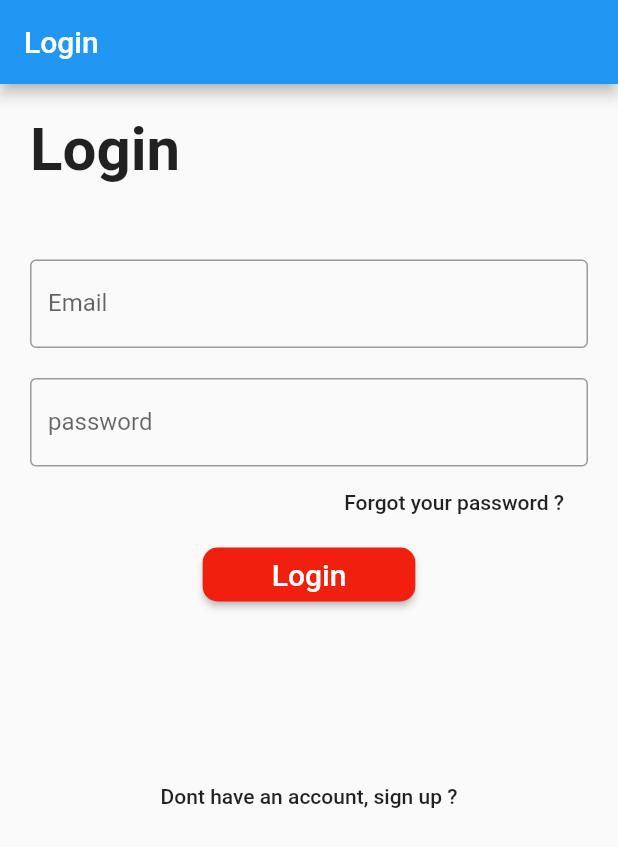
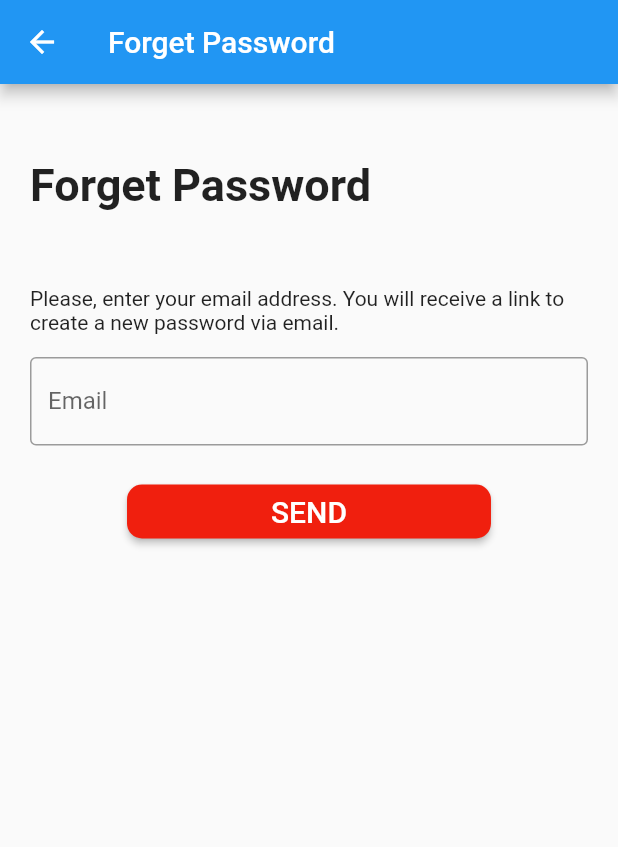
Before and after one commit to AhmedQotbAhmed/qfecommerce, a Flutter app: the screen it shows after launch, after a tap on "Forgot your password ?", on a phone screen of 412 x 824 dp. Shown: the top 847 px of the screen. Run offline on Flutter 3.47's test engine with Material 2 defaults, Android fonts, the phone set to English and light mode, and no system bars; our stand-ins replace animated_splash_screen, page_transition.

Commit message:
Home screen , sign up and the login screen

```diff
--- /dev/null
+++ b/lib/ForgotPassScreen.dart
@@ -0,0 +1,74 @@
+import 'package:flutter/material.dart';
+
+class ForgotPassScreen extends StatelessWidget {
+  @override
+  Widget build(BuildContext context) {
+    return Scaffold(
+      appBar: AppBar(
+        title: Text('Forget Password '),
+      ),
+      body: Container(
+        child: Padding(
+          padding: const EdgeInsets.symmetric(vertical: 30.0),
+          child: SingleChildScrollView(
+
+            child: Container(
+              color: Color(0xF9F9F9),
+              child: Padding(
+                padding: const EdgeInsets.all(20.0),
+                child: Column(
+                  crossAxisAlignment: CrossAxisAlignment.start,
+                  mainAxisSize: MainAxisSize.max,
+                  children: [
+                    Text(
+                      'Forget Password',
+                      style: TextStyle(fontSize: 30.0, fontWeight: FontWeight.bold),
+                    ),
+                    SizedBox(
+                      height: 50.0,
+                    ),
+                    Text(
+                        'Please, enter your email address. You will receive a link to create a new password via email.'),
+                    SizedBox(
+                      height: 15.0,
+                    ),
+                    TextFormField(
+                      decoration: InputDecoration(
+                        labelText: 'Email',
+                        fillColor: Color(0XFFFFFF),
+                        border: OutlineInputBorder(),
+                      ),
+                    ),
+                    SizedBox(
+                      height: 20.0,
+                    ),
+
+
+                    Align(
+                      alignment: AlignmentDirectional.center,
+                      child: ElevatedButton(
+                        style: ButtonStyle(
+                            backgroundColor: MaterialStateProperty.all(
+                                Color.fromARGB(255, 240, 31, 14)),
+                            shape: MaterialStateProperty.all(RoundedRectangleBorder(
+                                borderRadius: BorderRadius.circular(10.0)))),
+                        onPressed: () {},
+                        child: Padding(
+                          padding: const EdgeInsets.symmetric(horizontal: 80.0),
+                          child: Text(
+                            'SEND',
+                            style: TextStyle(fontSize: 20.0, color: Colors.white),
+                          ),
+                        ),
+                      ),
+                    )
+                  ],
+                ),
+              ),
+            ),
+          ),
+        ),
+      ),
+    );
+  }
+}
--- a/lib/LoginScreen.dart
+++ b/lib/LoginScreen.dart
@@ -1,88 +1,127 @@
 import 'package:flutter/material.dart';
+
+import 'ForgotPassScreen.dart';
+import 'HomePageScreen.dart';
+import 'SignUpScreen.dart';
+
 class LoginScreen extends StatefulWidget {
-
   @override
   _LoginScreenState createState() => _LoginScreenState();
 }
 
 class _LoginScreenState extends State<LoginScreen> {
-  var email ='';
-  var password ='';
+  var email = '';
+  var password = '';
 
   @override
   Widget build(BuildContext context) {
     return Scaffold(
-      appBar:AppBar(
+      appBar: AppBar(
         title: Text('Login'),
-    ) ,
+      ),
       body: Container(
-    color:  Color(0xF9F9F9),
+        color: Color(0xF9F9F9),
         child: Padding(
           padding: const EdgeInsets.all(20.0),
+          child: Center(
+            child: SingleChildScrollView(
               child: Column(
                 crossAxisAlignment: CrossAxisAlignment.start,
                 mainAxisSize: MainAxisSize.max,
                 children: [
-
-            Text('Login',style:TextStyle(fontSize: 40.0,fontWeight: FontWeight.bold),)
-            , SizedBox(
+                  Text(
+                    'Login',
+                    style:
+                        TextStyle(fontSize: 40.0, fontWeight: FontWeight.bold),
+                  ),
+                  SizedBox(
                     height: 50.0,
                   ),
                   TextFormField(
-              decoration: InputDecoration(labelText: 'Email',fillColor: Color(0XFFFFFF),border: OutlineInputBorder(),),
-              onChanged: (value) =>email=value ,
-
+                    decoration: InputDecoration(
+                      labelText: 'Email',
+                      fillColor: Color(0XFFFFFF),
+                      border: OutlineInputBorder(),
+                    ),
+                    onChanged: (value) => email = value,
                   ),
                   SizedBox(
                     height: 20.0,
                   ),
                   TextFormField(
-              decoration: InputDecoration(labelText: 'password',fillColor: Color(0XFFFFFF),border: OutlineInputBorder() ,),
-              onChanged: (value) =>password=value ,
-
+                    decoration: InputDecoration(
+                      labelText: 'password',
+                      fillColor: Color(0XFFFFFF),
+                      border: OutlineInputBorder(),
                     ),
-
-            Align(alignment: Alignment.centerRight,
+                    onChanged: (value) => password = value,
+                  ),
+                  Align(
+                    alignment: Alignment.centerRight,
                     child: Container(
-                  child: MaterialButton(onPressed: (){}
-              ,child: Text('Forgot your password ?'),
-
-              )
+                        child: TextButton(
+                      onPressed: () {
+                        Navigator.push(
+                            context,
+                            MaterialPageRoute(
+                                builder: (context) => ForgotPassScreen()));
+                      },
+                      child: Text('Forgot your password ?'),
+                    )),
+                  ), //Forgot password
+                  Align(
+                    alignment: Alignment.center,
+                    child: ElevatedButton(
+                        style: ButtonStyle(
+                            backgroundColor: MaterialStateProperty.all(
+                                Color.fromARGB(255, 240, 31, 14)),
+                            shape: MaterialStateProperty.all(
+                                RoundedRectangleBorder(
+                                    borderRadius:
+                                        BorderRadius.circular(10.0)))),
+                        onPressed: () {
+                          Navigator.push(
+                              context,
+                              MaterialPageRoute(
+                                builder: (context) => HomePageScreen(),
+                              ));
+                        },
+                        child: Padding(
+                          padding: const EdgeInsets.symmetric(horizontal: 30.0),
+                          child: Text(
+                            'Login',
+                            style:
+                                TextStyle(fontSize: 20.0, color: Colors.white),
                           ),
+                        )),
+                  ),
+                  SizedBox(
+                    height: 10.0,
                   ),
                   Align(
                     alignment: Alignment.center,
-              child: ElevatedButton
-                (style: ButtonStyle(backgroundColor: MaterialStateProperty.all(Color.fromARGB(255,240,31,14)),shape: MaterialStateProperty.all(
-                  RoundedRectangleBorder(borderRadius:BorderRadius.circular(10.0) ))),
-                  onPressed: () {},
-                  child: Padding(
-                    padding: const EdgeInsets.symmetric(horizontal: 30.0),
-                    child: Text('Login',style: TextStyle(fontSize: 20.0,color: Colors.white),),
-                  )
+                    child: Row(
+                      children: [
+                        Text('Don\'t have an account,'),
+                        TextButton(
+                          onPressed: () {
+                            Navigator.push(
+                                context,
+                                MaterialPageRoute(
+                                  builder: (context) => SingUpScreen(),
+                                ));
+                          },
+                          child: Text(' Register Now ?'),
                         ),
-            ),
-            SizedBox(
-              height: 100.0,
-            ),
-            Align(alignment: Alignment.center,
-              child: Container(
-                  child: MaterialButton(onPressed: (){}
-                    ,child: Text('Dont have an account, sign up ?'),
-
-                  )
+                      ],
                     ),
                   ),
                 ],
               ),
             ),
           ),
-
-
-
-
-
-
+        ),
+      ),
     );
   }
 }
--- a/lib/main.dart
+++ b/lib/main.dart
@@ -14,7 +14,7 @@ class MyApp extends StatelessWidget {
      debugShowCheckedModeBanner: false,
 
       home: AnimatedSplashScreen(
-      splash:Image.asset('assets/success.png'),
+      splash:Image.asset('assets/image/success.png'),
         splashIconSize: double.maxFinite,
         nextScreen: LoginScreen(),
         splashTransition: SplashTransition.sizeTransition,
--- a/pubspec.yaml
+++ b/pubspec.yaml
@@ -49,7 +49,7 @@ flutter:
 
 #   To add assets to your application, add an assets section, like this:
   assets:
-   - assets/
+   - assets/image/
 
 
   # An image asset can refer to one or more resolution-specific "variants", see
```
Also changed, not shown: lib/HomePageScreen.dart (added, +147 -0 lines), lib/SignUpScreen.dart (added, +84 -0 lines), assets/image/imageitem.png (added), assets/image/itme2.png (added), assets/image/itme3.png (added), assets/image/itme4.png (added), assets/image/success.png (renamed from assets/success.png), 1 other file. Lines whose indentation alone changed are shown as unchanged.
